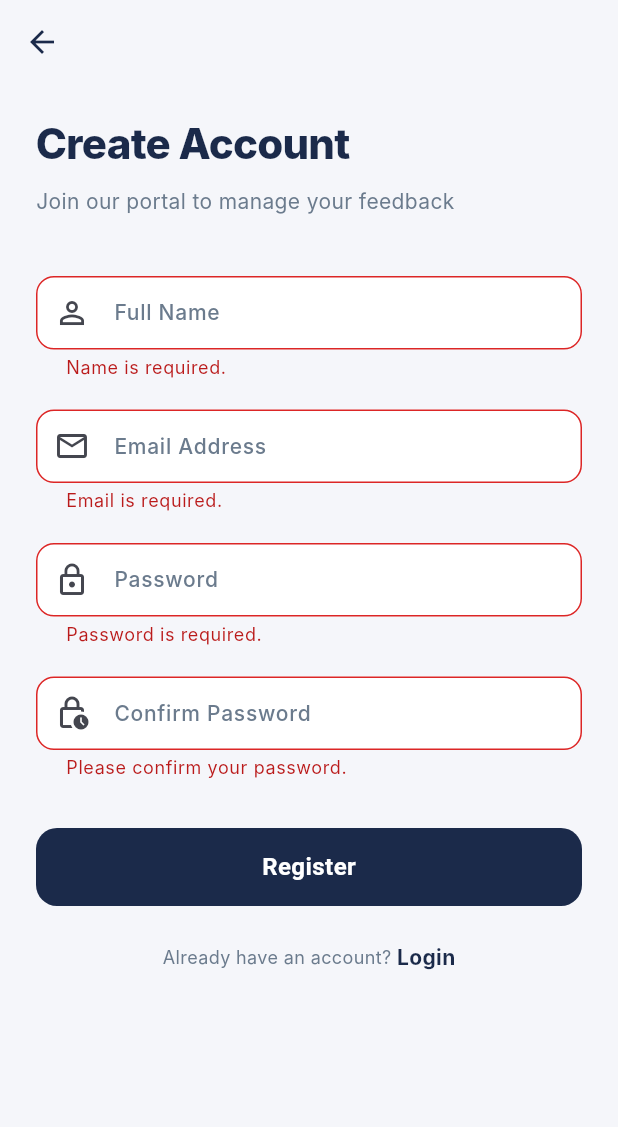
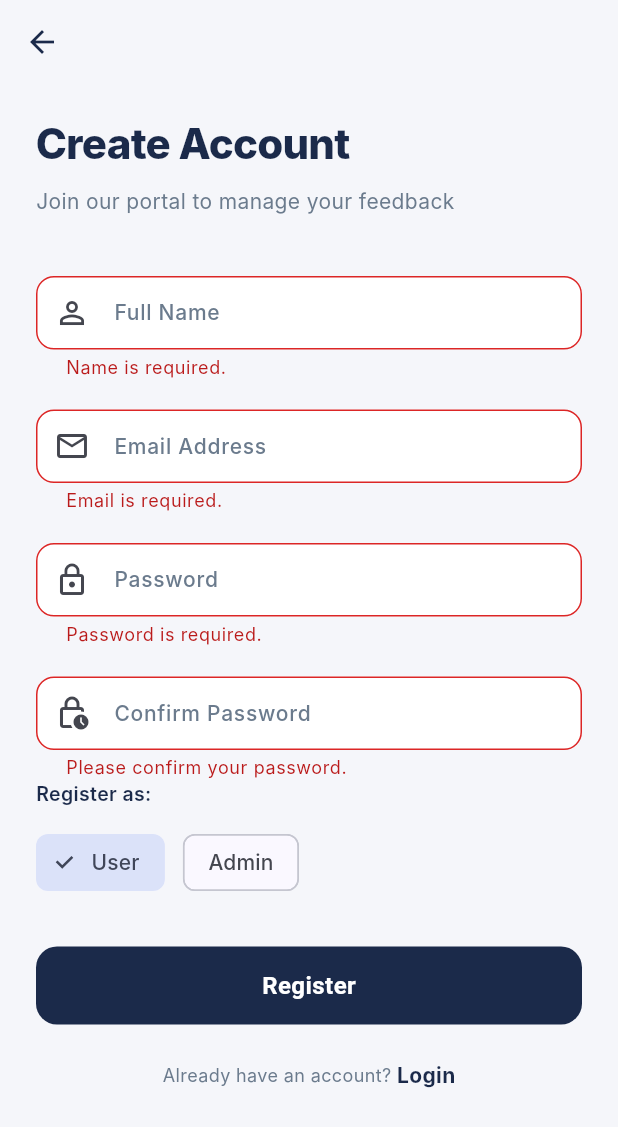
Before and after one commit to shuayb344/compliantApp, a Flutter app: the RegisterScreen screen opened by its route, after a tap on "Register", on a phone screen of 412 x 824 dp. Shown: the top 1127 px of the screen. Run offline on Flutter 3.47's test engine with Material 3 defaults, Android fonts, the phone set to English and light mode, and no system bars; our stand-ins replace cloud_firestore, firebase_auth, firebase_core, firebase_messaging, firebase_storage, fl_chart and 3 more; accounts and stored records are empty; generated files the repository leaves out were written again; Roboto replaces fonts that are missing (Inter).

Commit message:
feat: upgrade auth screens and image picker with camera support

```diff
--- a/lib/screens/auth/register_screen.dart
+++ b/lib/screens/auth/register_screen.dart
@@ -32,18 +32,42 @@ class _RegisterScreenState extends State<RegisterScreen> {
     super.dispose();
   }
 
+  String _selectedRole = 'user';
+  bool _isLoading = false;
+
   Future<void> _handleRegister() async {
-    if (_formKey.currentState!.validate()) {
+    if (!_formKey.currentState!.validate()) return;
+
+    setState(() => _isLoading = true);
+
+    try {
       final authProvider = Provider.of<AuthProvider>(context, listen: false);
-      final success = await authProvider.register(
-        _nameController.text,
-        _emailController.text,
+      final error = await authProvider.register(
+        _nameController.text.trim(),
+        _emailController.text.trim(),
         _passwordController.text,
-        'user',
+        _selectedRole,
       );
 
-      if (success && mounted) {
-        Navigator.pushReplacementNamed(context, AppRoutes.userHome);
+      if (mounted) {
+        setState(() => _isLoading = false);
+        if (error != null) {
+          ScaffoldMessenger.of(context).showSnackBar(
+            SnackBar(content: Text(error), backgroundColor: AppColors.error),
+          );
+        } else {
+          ScaffoldMessenger.of(context).showSnackBar(
+            const SnackBar(content: Text('Account created successfully!'), backgroundColor: AppColors.success),
+          );
+          // Redirection is usually handled by AuthWrapper or the caller
+        }
+      }
+    } catch (e) {
+      if (mounted) {
+        setState(() => _isLoading = false);
+        ScaffoldMessenger.of(context).showSnackBar(
+          const SnackBar(content: Text('Registration failed'), backgroundColor: AppColors.error),
+        );
       }
     }
   }
@@ -106,6 +130,27 @@ class _RegisterScreenState extends State<RegisterScreen> {
                   prefixIcon: const Icon(Icons.lock_clock_outlined),
                   validator: (val) => Validators.validateConfirmPassword(val, _passwordController.text),
                 ),
+                const Text('Register as:', style: AppStyles.labelLarge),
+                const SizedBox(height: 12),
+                Row(
+                  children: [
+                    ChoiceChip(
+                      label: const Text('User'),
+                      selected: _selectedRole == 'user',
+                      onSelected: (selected) {
+                        if (selected) setState(() => _selectedRole = 'user');
+                      },
+                    ),
+                    const SizedBox(width: 12),
+                    ChoiceChip(
+                      label: const Text('Admin'),
+                      selected: _selectedRole == 'admin',
+                      onSelected: (selected) {
+                        if (selected) setState(() => _selectedRole = 'admin');
+                      },
+                    ),
+                  ],
+                ),
                 const SizedBox(height: 32),
 
                 Consumer<AuthProvider>(
```
Also changed, not shown: lib/screens/auth/login_screen.dart (+28 -4 lines), lib/widgets/image_picker_widget.dart (+83 -10 lines).
